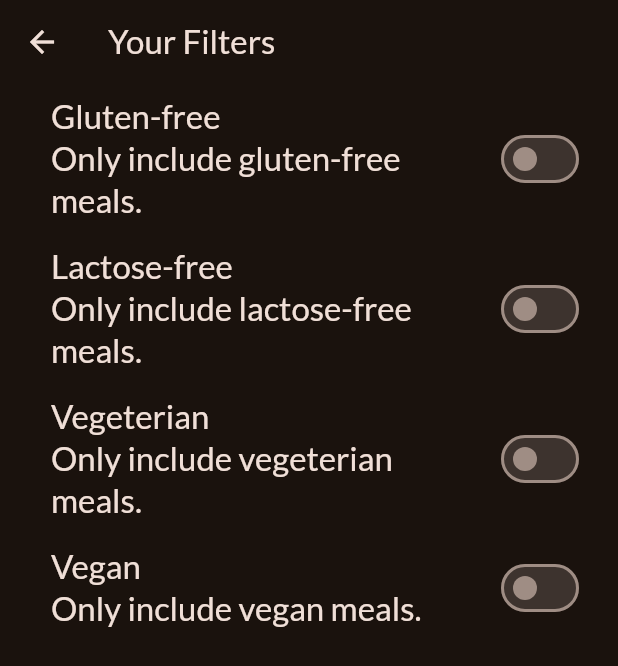
After one commit to iv-kovatchev/flutter-course, a Flutter app: the FiltersScreen screen opened directly, on a phone screen of 412 x 824 dp. The commit adds this screen. Shown: the top 666 px of the screen. Run offline on Flutter 3.47's test engine with Material 3 defaults, Android fonts, the phone set to English and light mode, and no system bars; our stand-ins replace google_fonts, transparent_image; missing offline and left inert: dart:ffi.

Commit message:
fix issue with the filters widget

```diff
--- /dev/null
+++ b/meals_app/lib/models/filter.dart
@@ -0,0 +1,11 @@
+class Filter {
+  final String title;
+  final String description;
+  bool isChecked;
+
+  Filter({
+    required this.isChecked,
+    required this.title,
+    required this.description,
+  });
+}
--- /dev/null
+++ b/meals_app/lib/screens/filters.dart
@@ -0,0 +1,82 @@
+import 'package:flutter/material.dart';
+import 'package:meals_app/models/filter.dart';
+
+enum FilterEnum {
+  glutenFree,
+  lactoseFree,
+  vegeterian,
+  vegan,
+}
+
+List<Filter> filters = [
+  Filter(
+      title: 'Gluten-free',
+      description: 'Only include gluten-free meals.',
+      isChecked: false),
+  Filter(
+      title: 'Lactose-free',
+      description: 'Only include lactose-free meals.',
+      isChecked: false),
+  Filter(
+      title: 'Vegeterian',
+      description: 'Only include vegeterian meals.',
+      isChecked: false),
+  Filter(
+      title: 'Vegan',
+      description: 'Only include vegan meals.',
+      isChecked: false),
+];
+
+class FiltersScreen extends StatefulWidget {
+  const FiltersScreen({super.key});
+
+  @override
+  State<FiltersScreen> createState() => _FiltersScreenState();
+}
+
+class _FiltersScreenState extends State<FiltersScreen> {
+  @override
+  Widget build(BuildContext context) {
+    return Scaffold(
+      appBar: AppBar(
+        title: const Text('Your Filters'),
+      ),
+      body: PopScope<List<Filter>>(
+        canPop: false,
+        onPopInvokedWithResult: (bool didPop, dynamic result) {
+          if (didPop) return;
+
+          Navigator.of(context).pop(filters);
+        },
+        child: Column(
+          children: filters.map(
+            (filter) {
+              return SwitchListTile(
+                value: filter.isChecked,
+                onChanged: (isChecked) {
+                  setState(() {
+                    filter.isChecked = isChecked;
+                  });
+                },
+                title: Text(
+                  filter.title,
+                  style: Theme.of(context).textTheme.titleLarge!.copyWith(
+                        color: Theme.of(context).colorScheme.onSurface,
+                      ),
+                ),
+                subtitle: Text(
+                  filter.description,
+                  style: Theme.of(context).textTheme.titleLarge!.copyWith(
+                        color: Theme.of(context).colorScheme.onSurface,
+                      ),
+                ),
+                activeColor: Theme.of(context).colorScheme.tertiary,
+                contentPadding: const EdgeInsets.only(left: 34, right: 22),
+              );
+            },
+          ).toList(),
+        ),
+      ),
+    );
+  }
+}
--- a/meals_app/lib/screens/tabs.dart
+++ b/meals_app/lib/screens/tabs.dart
@@ -1,6 +1,8 @@
 import 'package:flutter/material.dart';
+import 'package:meals_app/models/filter.dart';
 import 'package:meals_app/models/meal.dart';
 import 'package:meals_app/screens/categories.dart';
+import 'package:meals_app/screens/filters.dart';
 import 'package:meals_app/screens/meals.dart';
 import 'package:meals_app/widgets/main_drawer.dart';
 
@@ -44,9 +46,17 @@ class _TabsScreenState extends State<TabsScreen> {
     );
   }
 
-  void _setScreen(String identifier) {
-    if(identifier == 'meals') {
-      Navigator.of(context).pop();
+  void _setScreen(String identifier) async {
+    Navigator.of(context).pop();
+
+    if (identifier == 'filters') {
+      final result = await Navigator.of(context).push<List<Filter>>(
+        MaterialPageRoute(
+          builder: (ctx) => const FiltersScreen(),
+        ),
+      );
+
+      print(result);
     }
   }
 
```
